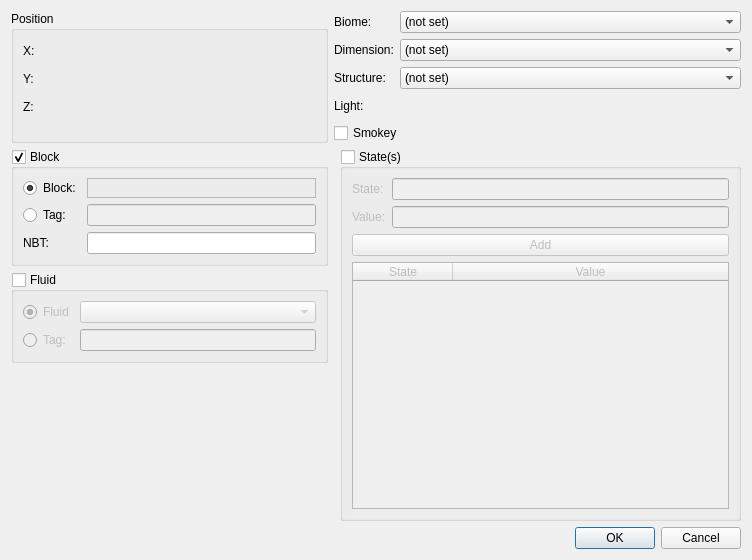
Above: src/locationconditiondialog.ui from IoeCmcomc/MCDatapacker before the change. Below: the same form after it.
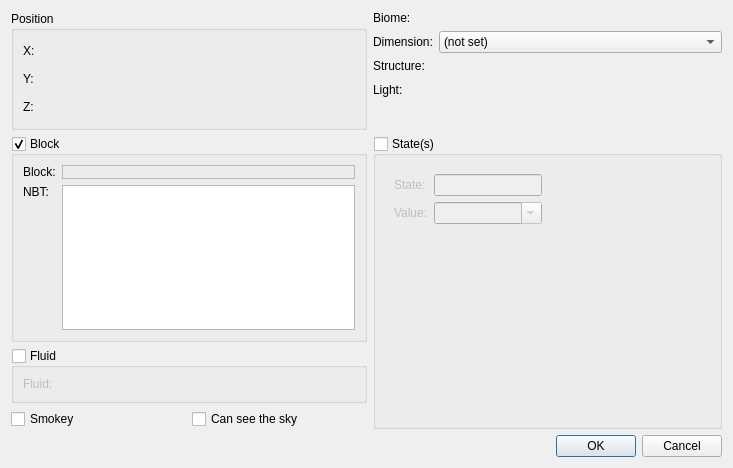
That is the form after the change. Custom widgets are drawn as their Qt base class.

```diff
--- a/src/locationconditiondialog.ui
+++ b/src/locationconditiondialog.ui
@@ -6,15 +6,71 @@
    <rect>
     <x>0</x>
     <y>0</y>
-    <width>752</width>
-    <height>560</height>
+    <width>733</width>
+    <height>468</height>
    </rect>
   </property>
   <property name="windowTitle">
    <string>Location condition</string>
   </property>
   <layout class="QGridLayout" name="gridLayout_4">
-   <item row="2" column="0">
+   <item row="1" column="2" rowspan="4" colspan="2">
+    <widget class="QGroupBox" name="stateGroup">
+     <property name="title">
+      <string>State(s)</string>
+     </property>
+     <property name="checkable">
+      <bool>true</bool>
+     </property>
+     <property name="checked">
+      <bool>false</bool>
+     </property>
+     <layout class="QGridLayout" name="gridLayout_3">
+      <item row="0" column="0">
+       <widget class="ExtendedTableWidget" name="stateTable">
+        <property name="columnTitles">
+         <stringlist>
+          <string>State</string>
+          <string>Value</string>
+         </stringlist>
+        </property>
+        <widget class="QFrame" name="container">
+         <layout class="QFormLayout" name="formLayout_4">
+          <item row="0" column="0">
+           <widget class="QLabel" name="label_7">
+            <property name="text">
+             <string>State:</string>
+            </property>
+           </widget>
+          </item>
+          <item row="0" column="1">
+           <widget class="QLineEdit" name="stateEdit"/>
+          </item>
+          <item row="1" column="0">
+           <widget class="QLabel" name="label_8">
+            <property name="text">
+             <string>Value:</string>
+            </property>
+           </widget>
+          </item>
+          <item row="1" column="1">
+           <widget class="QComboBox" name="stateValueCombo">
+            <property name="editable">
+             <bool>true</bool>
+            </property>
+            <property name="insertPolicy">
+             <enum>QComboBox::NoInsert</enum>
+            </property>
+           </widget>
+          </item>
+         </layout>
+        </widget>
+       </widget>
+      </item>
+     </layout>
+    </widget>
+   </item>
+   <item row="2" column="0" colspan="2">
     <widget class="QGroupBox" name="fluidGroup">
      <property name="title">
       <string>Fluid</string>
@@ -25,38 +81,133 @@
      <property name="checked">
       <bool>false</bool>
      </property>
-     <layout class="QGridLayout" name="gridLayout">
-      <item row="1" column="0">
-       <widget class="QRadioButton" name="fluid_tagRadio">
+     <layout class="QFormLayout" name="formLayout_3">
+      <item row="0" column="0">
+       <widget class="QLabel" name="label_5">
         <property name="text">
-         <string>Tag:</string>
+         <string>Fluid:</string>
         </property>
        </widget>
       </item>
       <item row="0" column="1">
-       <widget class="QComboBox" name="fluidCombo"/>
+       <widget class="IdTagSelector" name="fluidSelector"/>
+      </item>
+     </layout>
+    </widget>
+   </item>
+   <item row="0" column="0" colspan="2">
+    <widget class="QGroupBox" name="groupBox">
+     <property name="title">
+      <string>Position</string>
+     </property>
+     <layout class="QFormLayout" name="formLayout_2">
+      <item row="0" column="1">
+       <widget class="NumberProvider" name="xInput">
+        <property name="sizePolicy">
+         <sizepolicy hsizetype="Preferred" vsizetype="Fixed">
+          <horstretch>0</horstretch>
+          <verstretch>0</verstretch>
+         </sizepolicy>
+        </property>
+        <property name="minimumSize">
+         <size>
+          <width>120</width>
+          <height>22</height>
+         </size>
+        </property>
+        <property name="modes">
+         <set>NumberProvider::ExactAndRange</set>
+        </property>
+       </widget>
       </item>
       <item row="1" column="1">
-       <widget class="QLineEdit" name="fluidTagEdit">
-        <property name="enabled">
-         <bool>false</bool>
+       <widget class="NumberProvider" name="yInput">
+        <property name="sizePolicy">
+         <sizepolicy hsizetype="Preferred" vsizetype="Fixed">
+          <horstretch>0</horstretch>
+          <verstretch>0</verstretch>
+         </sizepolicy>
+        </property>
+        <property name="minimumSize">
+         <size>
+          <width>0</width>
+          <height>22</height>
+         </size>
+        </property>
+        <property name="modes">
+         <set>NumberProvider::ExactAndRange</set>
+        </property>
+       </widget>
+      </item>
+      <item row="2" column="1">
+       <widget class="NumberProvider" name="zInput">
+        <property name="sizePolicy">
+         <sizepolicy hsizetype="Preferred" vsizetype="Fixed">
+          <horstretch>0</horstretch>
+          <verstretch>0</verstretch>
+         </sizepolicy>
+        </property>
+        <property name="minimumSize">
+         <size>
+          <width>0</width>
+          <height>22</height>
+         </size>
+        </property>
+        <property name="modes">
+         <set>NumberProvider::ExactAndRange</set>
         </property>
        </widget>
       </item>
       <item row="0" column="0">
-       <widget class="QRadioButton" name="fluid_fluidRadio">
+       <widget class="QLabel" name="label_11">
         <property name="text">
-         <string>Fluid</string>
+         <string>X:</string>
         </property>
-        <property name="checked">
-         <bool>true</bool>
+        <property name="buddy">
+         <cstring>xInput</cstring>
+        </property>
+       </widget>
+      </item>
+      <item row="1" column="0">
+       <widget class="QLabel" name="label_14">
+        <property name="text">
+         <string>Y:</string>
+        </property>
+        <property name="buddy">
+         <cstring>yInput</cstring>
+        </property>
+       </widget>
+      </item>
+      <item row="2" column="0">
+       <widget class="QLabel" name="label_15">
+        <property name="text">
+         <string>Z:</string>
+        </property>
+        <property name="buddy">
+         <cstring>zInput</cstring>
         </property>
        </widget>
       </item>
      </layout>
     </widget>
    </item>
-   <item row="4" column="0" colspan="3">
+   <item row="4" column="0" colspan="2">
+    <spacer name="verticalSpacer">
+     <property name="orientation">
+      <enum>Qt::Vertical</enum>
+     </property>
+     <property name="sizeType">
+      <enum>QSizePolicy::Expanding</enum>
+     </property>
+     <property name="sizeHint" stdset="0">
+      <size>
+       <width>20</width>
+       <height>0</height>
+      </size>
+     </property>
+    </spacer>
+   </item>
+   <item row="5" column="1" colspan="3">
     <widget class="QDialogButtonBox" name="buttonBox">
      <property name="orientation">
       <enum>Qt::Horizontal</enum>
@@ -66,35 +217,39 @@
      </property>
     </widget>
    </item>
-   <item row="1" column="2" rowspan="3">
-    <widget class="QGroupBox" name="stateGroup">
+   <item row="1" column="0" colspan="2">
+    <widget class="QGroupBox" name="blockGroup">
      <property name="title">
-      <string>State(s)</string>
+      <string>Block</string>
      </property>
      <property name="checkable">
       <bool>true</bool>
      </property>
-     <property name="checked">
-      <bool>false</bool>
-     </property>
-     <layout class="QGridLayout" name="gridLayout_3">
-      <item row="0" column="0">
-       <widget class="QLabel" name="label_12">
-        <property name="text">
-         <string>State:</string>
-        </property>
-        <property name="buddy">
-         <cstring>stateEdit</cstring>
-        </property>
-       </widget>
-      </item>
-      <item row="0" column="1">
-       <widget class="QLineEdit" name="stateEdit"/>
-      </item>
+     <layout class="QGridLayout" name="gridLayout_2">
       <item row="1" column="0">
-       <widget class="QLabel" name="label_13">
+       <widget class="QLabel" name="label_6">
         <property name="text">
-         <string>Value:</string>
+         <string>NBT:</string>
+        </property>
+        <property name="alignment">
+         <set>Qt::AlignLeading|Qt::AlignLeft|Qt::AlignTop</set>
+        </property>
+       </widget>
+      </item>
+      <item row="0" column="1">
+       <widget class="InventorySlot" name="blockSlot">
+        <property name="frameShape">
+         <enum>QFrame::StyledPanel</enum>
+        </property>
+        <property name="frameShadow">
+         <enum>QFrame::Raised</enum>
+        </property>
+       </widget>
+      </item>
+      <item row="0" column="0">
+       <widget class="QLabel" name="label_4">
+        <property name="text">
+         <string>Block:</string>
         </property>
         <property name="buddy">
          <cstring>stateValueEdit</cstring>
@@ -102,69 +257,32 @@
        </widget>
       </item>
       <item row="1" column="1">
-       <widget class="QLineEdit" name="stateValueEdit"/>
-      </item>
-      <item row="2" column="0" colspan="2">
-       <widget class="QPushButton" name="addstateBtn">
-        <property name="text">
-         <string>Add</string>
-        </property>
-       </widget>
-      </item>
-      <item row="3" column="0" colspan="2">
-       <widget class="QTableWidget" name="stateTable">
-        <property name="toolTip">
-         <string>Right click a row to delete it.</string>
-        </property>
-        <property name="sizeAdjustPolicy">
-         <enum>QAbstractScrollArea::AdjustToContents</enum>
-        </property>
-        <property name="alternatingRowColors">
-         <bool>true</bool>
-        </property>
-        <property name="selectionMode">
-         <enum>QAbstractItemView::SingleSelection</enum>
-        </property>
-        <attribute name="horizontalHeaderStretchLastSection">
-         <bool>true</bool>
-        </attribute>
-        <attribute name="verticalHeaderCascadingSectionResizes">
-         <bool>false</bool>
-        </attribute>
-        <column>
-         <property name="text">
-          <string>State</string>
-         </property>
-        </column>
-        <column>
-         <property name="text">
-          <string>Value</string>
-         </property>
-        </column>
-       </widget>
+       <widget class="QPlainTextEdit" name="blockNbtEdit"/>
       </item>
      </layout>
     </widget>
    </item>
-   <item row="0" column="1" colspan="2">
+   <item row="3" column="0">
+    <widget class="TrueFalseBox" name="smokeyCheck">
+     <property name="text">
+      <string>Smokey</string>
+     </property>
+    </widget>
+   </item>
+   <item row="3" column="1">
+    <widget class="TrueFalseBox" name="canSeeSkyCheck">
+     <property name="text">
+      <string>Can see the sky</string>
+     </property>
+    </widget>
+   </item>
+   <item row="0" column="2" colspan="2">
     <layout class="QFormLayout" name="formLayout">
      <item row="0" column="0">
       <widget class="QLabel" name="label">
        <property name="text">
         <string>Biome:</string>
        </property>
-       <property name="buddy">
-        <cstring>biomeCombo</cstring>
-       </property>
-      </widget>
-     </item>
-     <item row="0" column="1">
-      <widget class="QComboBox" name="biomeCombo">
-       <item>
-        <property name="text">
-         <string>(not set)</string>
-        </property>
-       </item>
       </widget>
      </item>
      <item row="1" column="0">
@@ -179,6 +297,12 @@
      </item>
      <item row="1" column="1">
       <widget class="QComboBox" name="dimensionCombo">
+       <property name="minimumSize">
+        <size>
+         <width>250</width>
+         <height>0</height>
+        </size>
+       </property>
        <item>
         <property name="text">
          <string>(not set)</string>
@@ -191,18 +315,6 @@
        <property name="text">
         <string>Structure:</string>
        </property>
-       <property name="buddy">
-        <cstring>featureCombo</cstring>
-       </property>
-      </widget>
-     </item>
-     <item row="2" column="1">
-      <widget class="QComboBox" name="featureCombo">
-       <item>
-        <property name="text">
-         <string>(not set)</string>
-        </property>
-       </item>
       </widget>
      </item>
      <item row="3" column="1">
@@ -237,195 +349,35 @@
        </property>
       </widget>
      </item>
-     <item row="4" column="0" colspan="2">
-      <widget class="TrueFalseBox" name="smokeyCheck">
-       <property name="text">
-        <string>Smokey</string>
-       </property>
-      </widget>
+     <item row="0" column="1">
+      <widget class="IdTagSelector" name="biomeSelector"/>
+     </item>
+     <item row="2" column="1">
+      <widget class="IdTagSelector" name="structureSelector"/>
      </item>
     </layout>
    </item>
-   <item row="3" column="0">
-    <spacer name="verticalSpacer">
-     <property name="orientation">
-      <enum>Qt::Vertical</enum>
-     </property>
-     <property name="sizeType">
-      <enum>QSizePolicy::Expanding</enum>
-     </property>
-     <property name="sizeHint" stdset="0">
-      <size>
-       <width>20</width>
-       <height>0</height>
-      </size>
-     </property>
-    </spacer>
-   </item>
-   <item row="0" column="0">
-    <widget class="QGroupBox" name="groupBox">
-     <property name="title">
-      <string>Position</string>
-     </property>
-     <layout class="QFormLayout" name="formLayout_2">
-      <item row="0" column="1">
-       <widget class="NumberProvider" name="xInput">
-        <property name="sizePolicy">
-         <sizepolicy hsizetype="Preferred" vsizetype="Fixed">
-          <horstretch>0</horstretch>
-          <verstretch>0</verstretch>
-         </sizepolicy>
-        </property>
-        <property name="minimumSize">
-         <size>
-          <width>120</width>
-          <height>22</height>
-         </size>
-        </property>
-        <property name="modes">
-         <set>NumberProvider::ExactAndRange</set>
-        </property>
-       </widget>
-      </item>
-      <item row="1" column="1">
-       <widget class="NumberProvider" name="yInput">
-        <property name="sizePolicy">
-         <sizepolicy hsizetype="Preferred" vsizetype="Fixed">
-          <horstretch>0</horstretch>
-          <verstretch>0</verstretch>
-         </sizepolicy>
-        </property>
-        <property name="minimumSize">
-         <size>
-          <width>0</width>
-          <height>22</height>
-         </size>
-        </property>
-        <property name="modes">
-         <set>NumberProvider::ExactAndRange</set>
-        </property>
-       </widget>
-      </item>
-      <item row="2" column="1">
-       <widget class="NumberProvider" name="zInput">
-        <property name="sizePolicy">
-         <sizepolicy hsizetype="Preferred" vsizetype="Fixed">
-          <horstretch>0</horstretch>
-          <verstretch>0</verstretch>
-         </sizepolicy>
-        </property>
-        <property name="minimumSize">
-         <size>
-          <width>0</width>
-          <height>22</height>
-         </size>
-        </property>
-        <property name="modes">
-         <set>NumberProvider::ExactAndRange</set>
-        </property>
-       </widget>
-      </item>
-      <item row="0" column="0">
-       <widget class="QLabel" name="label_11">
-        <property name="text">
-         <string>X:</string>
-        </property>
-        <property name="buddy">
-         <cstring>xInput</cstring>
-        </property>
-       </widget>
-      </item>
-      <item row="1" column="0">
-       <widget class="QLabel" name="label_14">
-        <property name="text">
-         <string>Y:</string>
-        </property>
-        <property name="buddy">
-         <cstring>yInput</cstring>
-        </property>
-       </widget>
-      </item>
-      <item row="2" column="0">
-       <widget class="QLabel" name="label_15">
-        <property name="text">
-         <string>Z:</string>
-        </property>
-        <property name="buddy">
-         <cstring>zInput</cstring>
-        </property>
-       </widget>
-      </item>
-     </layout>
-    </widget>
-   </item>
-   <item row="1" column="0">
-    <widget class="QGroupBox" name="blockGroup">
-     <property name="title">
-      <string>Block</string>
-     </property>
-     <property name="checkable">
-      <bool>true</bool>
-     </property>
-     <layout class="QGridLayout" name="gridLayout_2">
-      <item row="2" column="0">
-       <widget class="QLabel" name="label_6">
-        <property name="text">
-         <string>NBT:</string>
-        </property>
-        <property name="buddy">
-         <cstring>blockNBTEdit</cstring>
-        </property>
-       </widget>
-      </item>
-      <item row="0" column="0">
-       <widget class="QRadioButton" name="block_blockRadio">
-        <property name="text">
-         <string>Block:</string>
-        </property>
-        <property name="checked">
-         <bool>true</bool>
-        </property>
-       </widget>
-      </item>
-      <item row="1" column="0">
-       <widget class="QRadioButton" name="block_tagRadio">
-        <property name="text">
-         <string>Tag:</string>
-        </property>
-       </widget>
-      </item>
-      <item row="1" column="1">
-       <widget class="QLineEdit" name="blockTagEdit">
-        <property name="enabled">
-         <bool>false</bool>
-        </property>
-       </widget>
-      </item>
-      <item row="2" column="1">
-       <widget class="QLineEdit" name="blockNBTEdit"/>
-      </item>
-      <item row="0" column="1">
-       <widget class="InventorySlot" name="blockSlot">
-        <property name="frameShape">
-         <enum>QFrame::StyledPanel</enum>
-        </property>
-        <property name="frameShadow">
-         <enum>QFrame::Raised</enum>
-        </property>
-       </widget>
-      </item>
-     </layout>
-    </widget>
-   </item>
   </layout>
  </widget>
  <customwidgets>
+  <customwidget>
+   <class>ExtendedTableWidget</class>
+   <extends>QWidget</extends>
+   <header>extendedtablewidget.h</header>
+   <addpagemethod>setContainer</addpagemethod>
+   <container>1</container>
+  </customwidget>
   <customwidget>
    <class>NumberProvider</class>
    <extends>QFrame</extends>
    <header>numberprovider.h</header>
    <container>1</container>
   </customwidget>
+  <customwidget>
+   <class>IdTagSelector</class>
+   <extends>QFrame</extends>
+   <header>idtagselector.h</header>
+  </customwidget>
   <customwidget>
    <class>TrueFalseBox</class>
    <extends>QCheckBox</extends>
```
Left out of the diff: 5 changed lines with no effect on the pictures.
